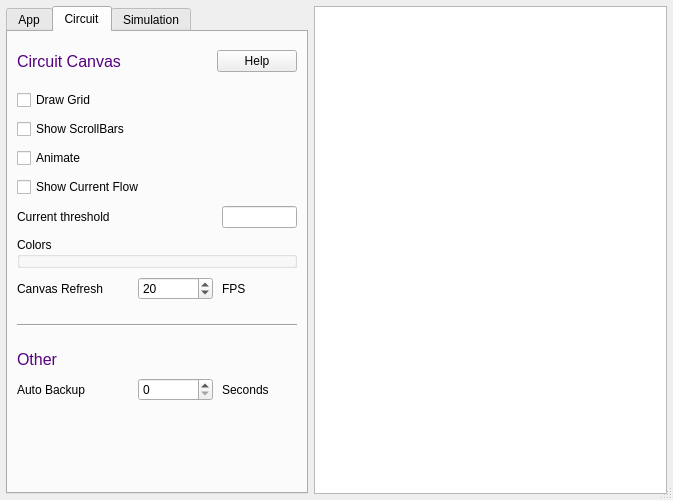
The window that src/gui/dialogs/appdialog.ui (jeroenwk/SimulIDE) describes before a commit, drawn with Qt 5.
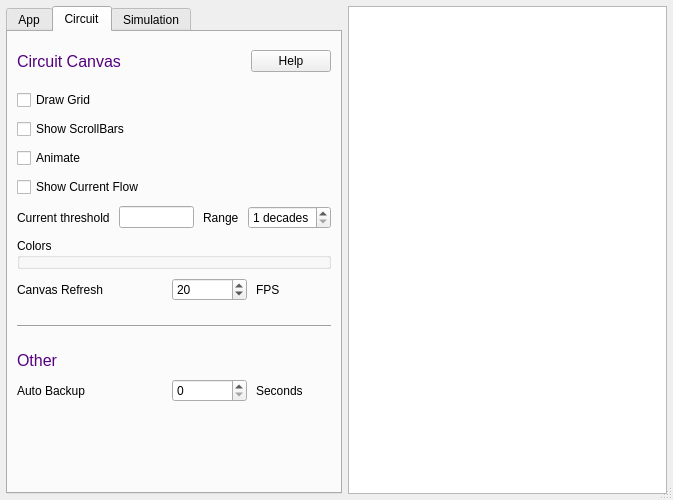
The same window after the commit. The open tabs and pages were chosen to show the change.

Commit message:
Current flow: relative scale with adjustable range, fix start-up spike
Dot speed and opacity are now relative to the largest wire current
(smoothed: rises at once, decays in ~1 s), on a log scale covering
currentRange decades (1..6, default 2; Settings > Circuit > Range).
Nothing is computed at 1 ps, before the first step: unsolved sources
reported 9 GA, which pinned the scale and hid the start-up.
wire current reports each wire's display level.

Claude-Session: https://claude.ai/code/session_01Dmm6NRFVkHM6nBmQk5h3kt

```diff
--- a/src/gui/dialogs/appdialog.ui
+++ b/src/gui/dialogs/appdialog.ui
@@ -552,6 +552,29 @@
              </property>
             </widget>
            </item>
+           <item>
+            <widget class="QLabel" name="currentRangeLabel">
+             <property name="text">
+              <string>Range</string>
+             </property>
+            </widget>
+           </item>
+           <item>
+            <widget class="QSpinBox" name="currentRange">
+             <property name="toolTip">
+              <string>Decades of current shown below the largest one. Fewer = more contrast: smaller currents crawl dimly.</string>
+             </property>
+             <property name="suffix">
+              <string> decades</string>
+             </property>
+             <property name="minimum">
+              <number>1</number>
+             </property>
+             <property name="maximum">
+              <number>6</number>
+             </property>
+            </widget>
+           </item>
           </layout>
          </item>
          <item>
```
The commit also changes 10 other files.
